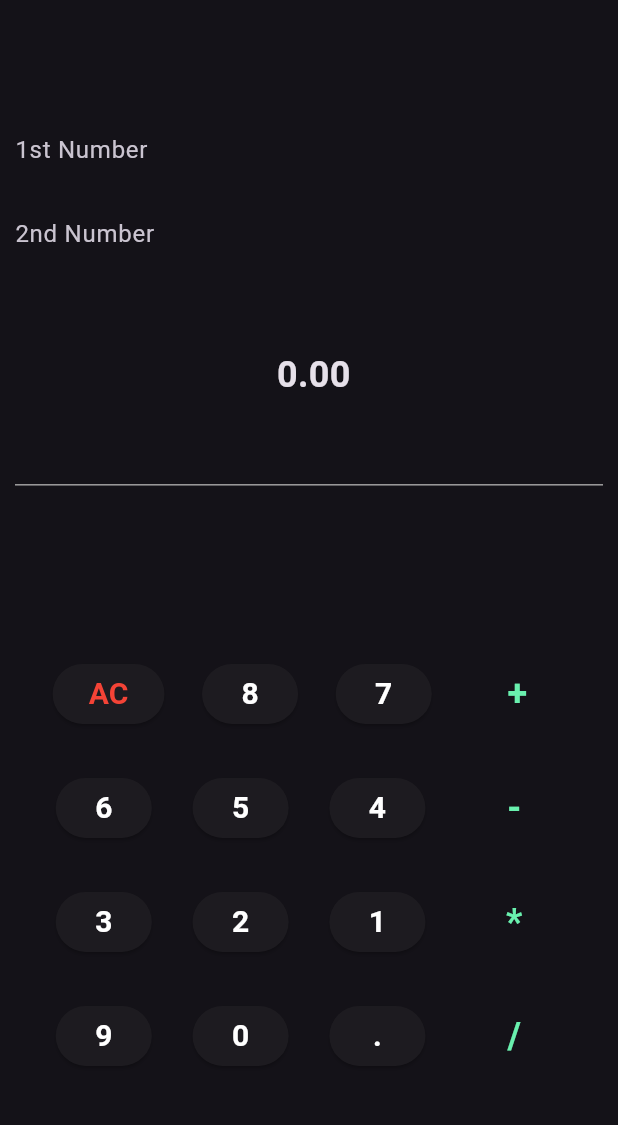
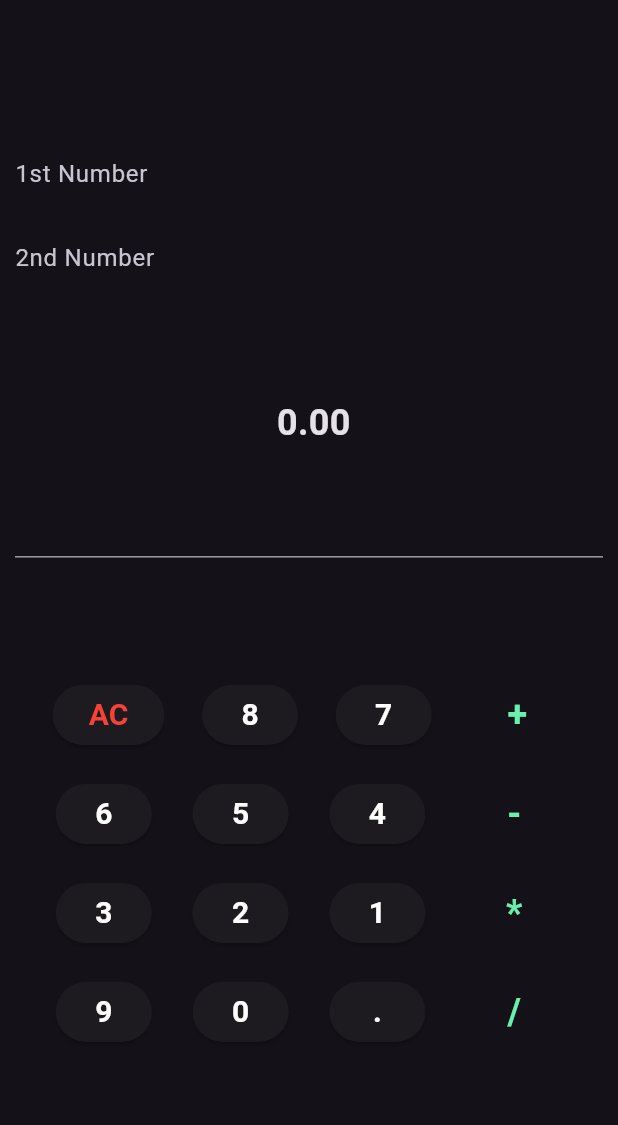
Before and after one commit to SilverShadow123/calculator_app, a Flutter app: the screen it shows after launch, on a phone screen of 412 x 824 dp, the part 63-1188 px from its top. Run offline on Flutter 3.47's test engine with Material 3 defaults, Android fonts, the phone set to English and light mode, and no system bars.

Commit message:
Updating UI

```diff
--- a/lib/home_screen.dart
+++ b/lib/home_screen.dart
@@ -64,21 +64,9 @@ class _HomeScreenState extends State<HomeScreen> {
                   ),
                   Column(
                     children: [
-                      const SizedBox(
-                        height: 50,
-                      ),
                       _buttonBar1(),
-                      const SizedBox(
-                        height: 10,
-                      ),
                       _buttonBar2(),
-                      const SizedBox(
-                        height: 10,
-                      ),
                       _buttonBar3(),
-                      const SizedBox(
-                        height: 10,
-                      ),
                       _buttonBar4(),
                     ],
                   ),
```
